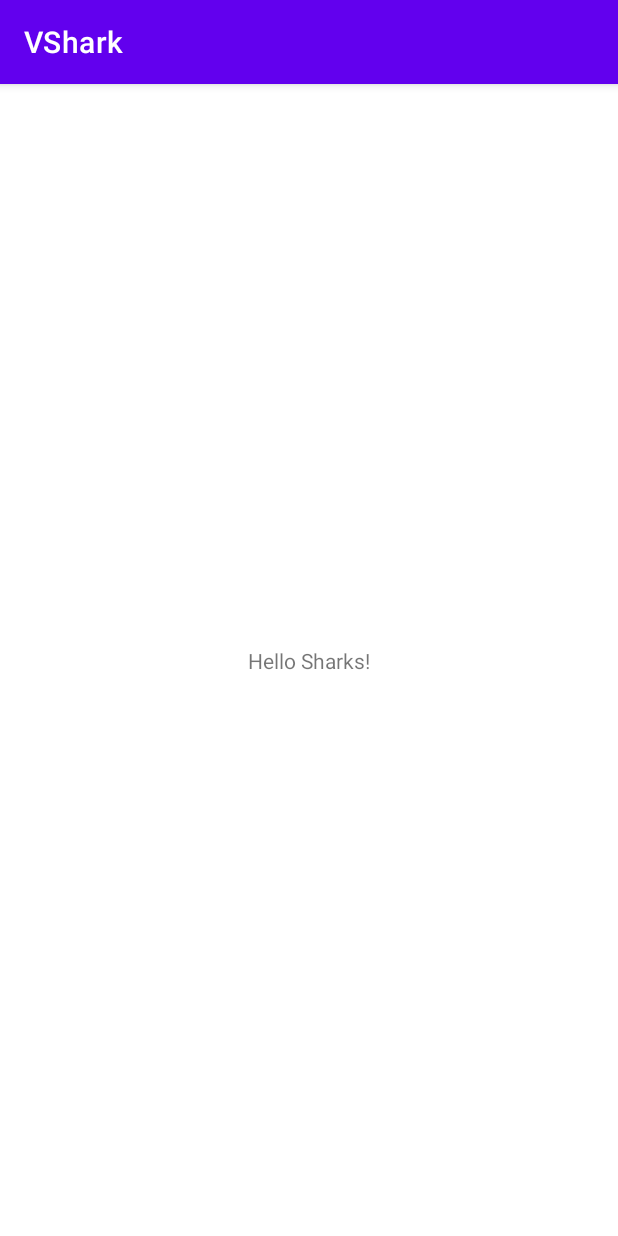
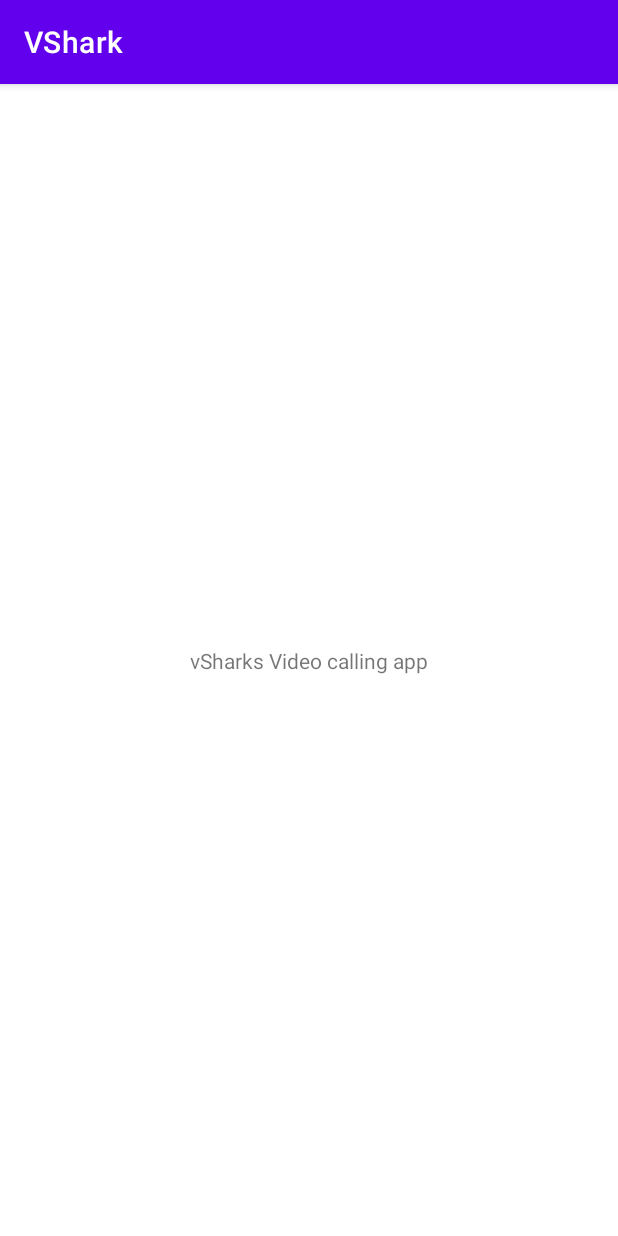
Before and after one commit to ashish-birajdar007/VShark, an Android app: the screen it shows after launch (MainActivity), on a phone screen of 412 x 824 dp. Run offline under Robolectric (Android 15) with nearby library versions, the light colour scheme and no system bars.

Commit message:
vSharks Layout commited : Abhishek

```diff
--- a/app/src/main/res/layout/activity_main.xml
+++ b/app/src/main/res/layout/activity_main.xml
@@ -9,7 +9,7 @@
     <TextView
         android:layout_width="wrap_content"
         android:layout_height="wrap_content"
-        android:text="Hello Sharks!"
+        android:text="vSharks Video calling app"
         app:layout_constraintBottom_toBottomOf="parent"
         app:layout_constraintLeft_toLeftOf="parent"
         app:layout_constraintRight_toRightOf="parent"
```
